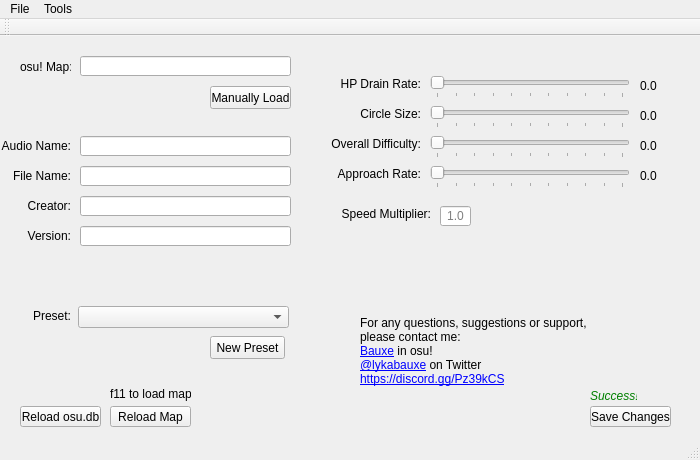
Qt form practosu/practosu.ui (Chris-SG/practosu) before a commit.
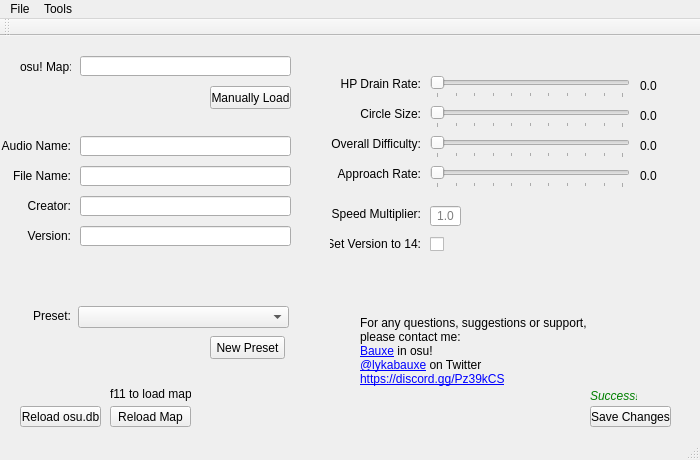
The same form after that commit.

Patch:
```diff
--- a/practosu/practosu.ui
+++ b/practosu/practosu.ui
@@ -256,7 +256,7 @@
    <widget class="QLabel" name="label_10">
     <property name="geometry">
      <rect>
-      <x>340</x>
+      <x>330</x>
       <y>170</y>
       <width>91</width>
       <height>16</height>
@@ -275,7 +275,7 @@
    <widget class="QLineEdit" name="speedText">
     <property name="geometry">
      <rect>
-      <x>440</x>
+      <x>430</x>
       <y>170</y>
       <width>31</width>
       <height>20</height>
@@ -566,6 +566,44 @@
      <string>f11 to load map</string>
     </property>
    </widget>
+   <widget class="QLabel" name="label_14">
+    <property name="geometry">
+     <rect>
+      <x>330</x>
+      <y>200</y>
+      <width>91</width>
+      <height>16</height>
+     </rect>
+    </property>
+    <property name="layoutDirection">
+     <enum>Qt::LeftToRight</enum>
+    </property>
+    <property name="text">
+     <string>Set Version to 14:</string>
+    </property>
+    <property name="alignment">
+     <set>Qt::AlignRight|Qt::AlignTrailing|Qt::AlignVCenter</set>
+    </property>
+   </widget>
+   <widget class="QCheckBox" name="versionChange">
+    <property name="geometry">
+     <rect>
+      <x>430</x>
+      <y>200</y>
+      <width>70</width>
+      <height>17</height>
+     </rect>
+    </property>
+    <property name="toolTip">
+     <string>Changes beatmap version to 14 to allow decimal values</string>
+    </property>
+    <property name="toolTipDuration">
+     <number>0</number>
+    </property>
+    <property name="text">
+     <string/>
+    </property>
+   </widget>
   </widget>
   <widget class="QMenuBar" name="menuBar">
    <property name="geometry">
```
